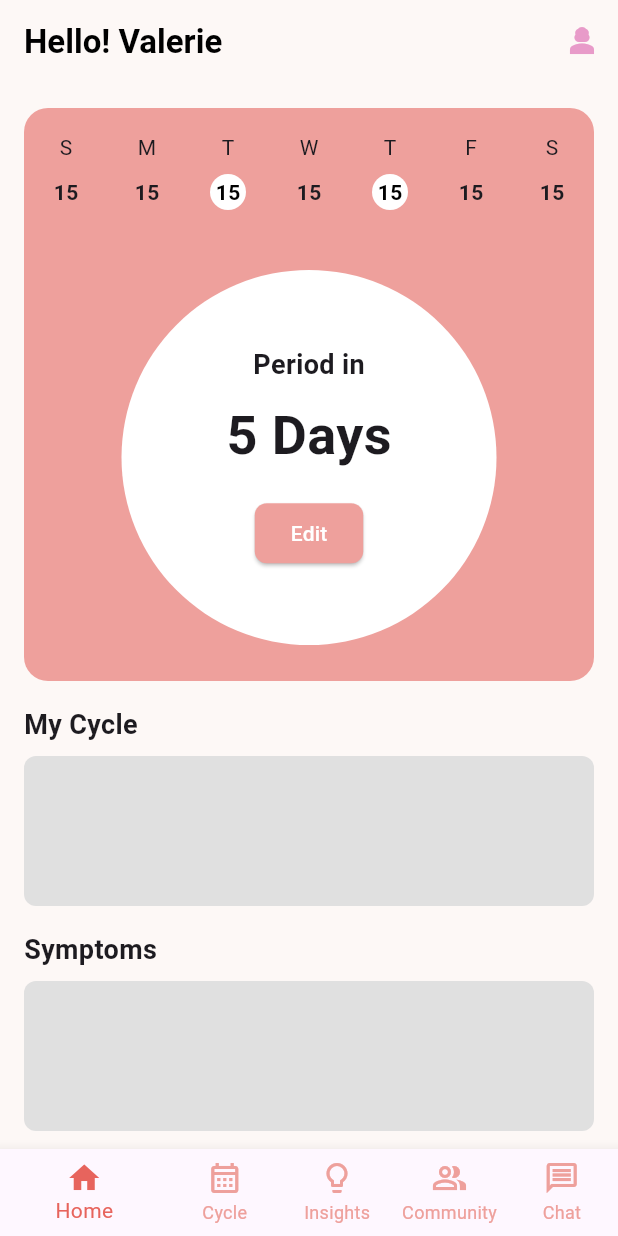
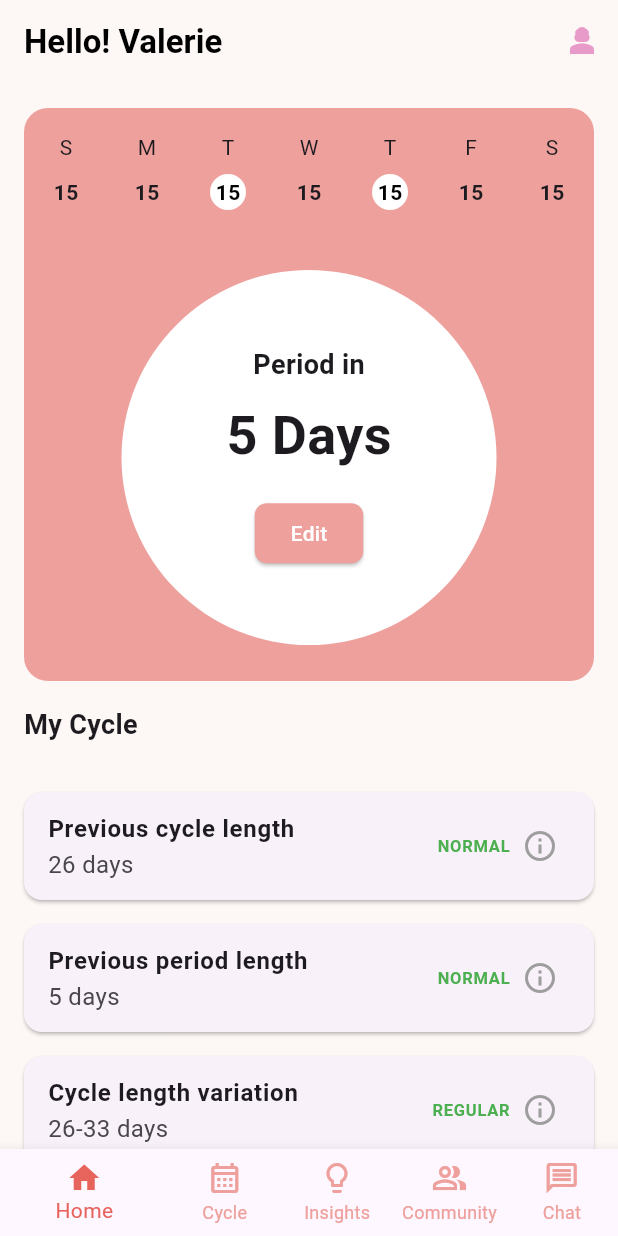
Before and after one commit to sparshatandukar/lunaflow, a Flutter app: the screen it shows after launch, on a phone screen of 412 x 824 dp. Run offline on Flutter 3.47's test engine with Material 3 defaults, Android fonts, the phone set to English and light mode, and no system bars.

Commit message:
dashboard updated

```diff
--- a/lib/main.dart
+++ b/lib/main.dart
@@ -1,4 +1,5 @@
 import 'package:flutter/material.dart';
+// import 'package:lunaflow/page/blogspage.dart';
 // import 'package:lunaflow/page/cyclepage.dart';
 import 'package:lunaflow/page/dashboard.dart';
 // import 'package:lunaflow/page/loginpage.dart';
--- a/lib/page/communitypage.dart
+++ b/lib/page/communitypage.dart
@@ -1,6 +1,7 @@
 import 'dart:ui';
 
 import 'package:flutter/material.dart';
+import 'package:lunaflow/page/blogspage.dart';
 
 class CommunityPage extends StatefulWidget {
   const CommunityPage({super.key});
@@ -88,7 +89,7 @@ class _CommunityPageState extends State<CommunityPage> {
         ),
         body: TabBarView(
           children: [
-            Center(child: Text('Blogs Content')), // Placeholder
+            BlogsPage(), // Placeholder
             PCOSContent(),
           ],
         ),
--- a/lib/page/dashboard.dart
+++ b/lib/page/dashboard.dart
@@ -14,7 +14,37 @@ class Dashboard extends StatefulWidget {
 class _DashboardState extends State<Dashboard> {
   int _currentIndex = 0;
 
-  final List<Widget> _pages = [
+  // Define cycle data
+  final List<Map<String, dynamic>> cycleData = [
+    {
+      'title': 'Previous cycle length',
+      'value': '26 days',
+      'status': 'NORMAL',
+      'statusColor': Colors.green
+    },
+    {
+      'title': 'Previous period length',
+      'value': '5 days',
+      'status': 'NORMAL',
+      'statusColor': Colors.green
+    },
+    {
+      'title': 'Cycle length variation',
+      'value': '26-33 days',
+      'status': 'REGULAR',
+      'statusColor': Colors.green
+    },
+  ];
+
+  // Declare pages without initializing
+  late List<Widget> _pages;
+
+  @override
+  void initState() {
+    super.initState();
+
+    // Initialize _pages in initState
+    _pages = [
       // Home Page Widget
       SingleChildScrollView(
         child: Padding(
@@ -121,28 +151,44 @@ class _DashboardState extends State<Dashboard> {
                 ),
               ),
               const SizedBox(height: 8),
-            Container(
-              height: 100,
-              decoration: BoxDecoration(
-                color: Colors.grey[300],
-                borderRadius: BorderRadius.circular(8),
-              ),
-            ),
+              // Container(
+              //   height: 300,
+              //   decoration: BoxDecoration(
+              //     color: Colors.grey[300],
+              //     borderRadius: BorderRadius.circular(8),
+              //   ),
+              // ),
               const SizedBox(height: 16),
-            const Text(
-              'Symptoms',
+              ListView.builder(
+                shrinkWrap: true,
+                physics: NeverScrollableScrollPhysics(),
+                itemCount: cycleData.length,
+                itemBuilder: (context, index) {
+                  final data = cycleData[index];
+                  return Card(
+                    margin: const EdgeInsets.symmetric(vertical: 8.0),
+                    child: ListTile(
+                      title: Text(data['title'],
+                          style: TextStyle(fontWeight: FontWeight.bold)),
+                      subtitle:
+                          Text(data['value'], style: TextStyle(fontSize: 16.0)),
+                      trailing: Row(
+                        mainAxisSize: MainAxisSize.min,
+                        children: [
+                          Text(
+                            data['status'],
                             style: TextStyle(
-                fontSize: 18,
+                              color: data['statusColor'],
                               fontWeight: FontWeight.bold,
                             ),
                           ),
-            const SizedBox(height: 8),
-            Container(
-              height: 100,
-              decoration: BoxDecoration(
-                color: Colors.grey[300],
-                borderRadius: BorderRadius.circular(8),
+                          const SizedBox(width: 8.0),
+                          Icon(Icons.info_outline, color: Colors.grey),
+                        ],
                       ),
+                    ),
+                  );
+                },
               ),
             ],
           ),
@@ -153,6 +199,7 @@ class _DashboardState extends State<Dashboard> {
       CommunityPage(), // Community Page widget
       ChatPage(), // Chat Page widget
     ];
+  }
 
   @override
   Widget build(BuildContext context) {
```
Also changed, not shown: lib/page/blogspage.dart (added, +141 -0 lines), lib/page/cyclepage.dart (+7 -0 lines), assets/dietdarkchoco.jpg (added), assets/dietspinach.jpg (added). Lines whose indentation alone changed are shown as unchanged.
